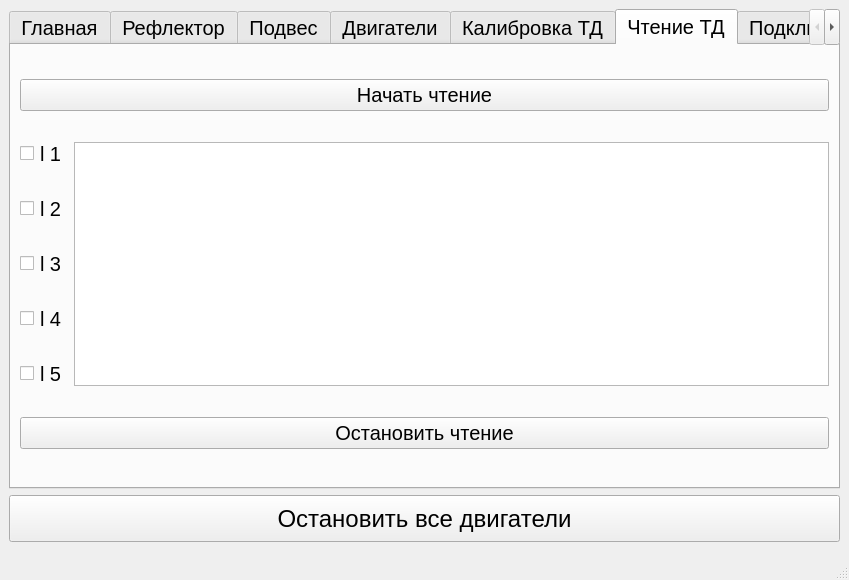
The window that _python_client/mainwindow.ui (qu-od/Hades) describes before a commit, drawn with Qt 5.
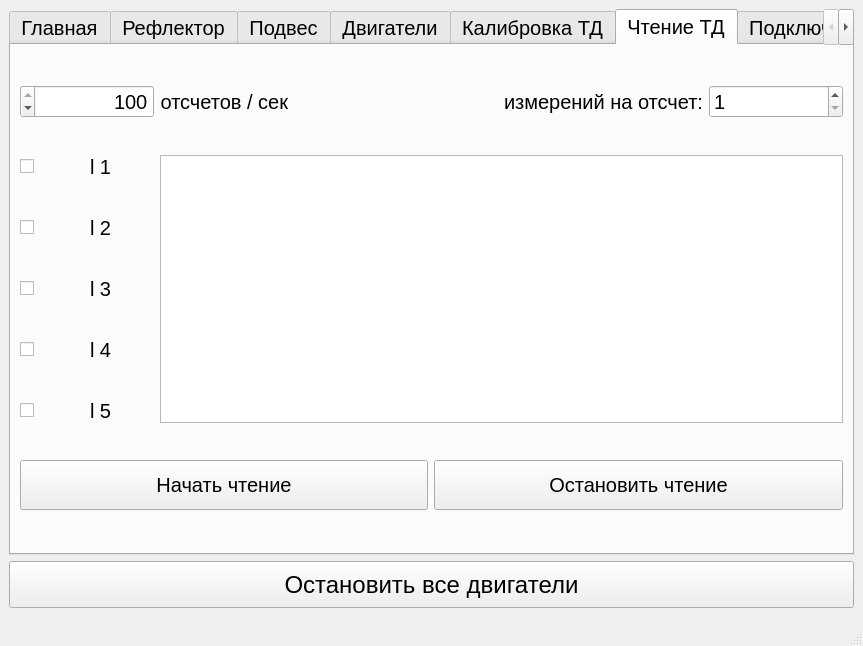
The same window after the commit. The open tabs and pages were chosen to show the change. Custom widgets are drawn as their Qt base class.

Commit message: multiple graphs on a graphwidget (v0.1 Supra)

Patch:
```diff
--- a/_python_client/mainwindow.ui
+++ b/_python_client/mainwindow.ui
@@ -6,8 +6,8 @@
    <rect>
     <x>0</x>
     <y>0</y>
-    <width>849</width>
-    <height>579</height>
+    <width>863</width>
+    <height>646</height>
    </rect>
   </property>
   <property name="font">
@@ -604,92 +604,156 @@
         <string>Чтение ТД</string>
        </attribute>
        <layout class="QGridLayout" name="gridLayout_18">
-        <item row="3" column="1">
-         <widget class="UnitsWidget" name="tenz_units_label_3">
+        <item row="0" column="2">
+         <widget class="QLabel" name="label_17">
           <property name="text">
-           <string>l 3</string>
+           <string>отсчетов / сек</string>
           </property>
-         </widget>
-        </item>
-        <item row="4" column="1">
-         <widget class="UnitsWidget" name="tenz_units_label_4">
-          <property name="text">
-           <string>l 4</string>
+          <property name="alignment">
+           <set>Qt::AlignRight|Qt::AlignTrailing|Qt::AlignVCenter</set>
           </property>
          </widget>
         </item>
-        <item row="1" column="0">
-         <widget class="QCheckBox" name="tenz_checkbox_1">
-          <property name="text">
-           <string/>
-          </property>
-         </widget>
-        </item>
-        <item row="5" column="0">
+        <item row="7" column="0">
          <widget class="QCheckBox" name="tenz_checkbox_5">
           <property name="text">
            <string/>
           </property>
          </widget>
         </item>
-        <item row="2" column="0">
-         <widget class="QCheckBox" name="tenz_checkbox_2">
-          <property name="text">
-           <string/>
-          </property>
-         </widget>
-        </item>
-        <item row="3" column="0">
+        <item row="5" column="0">
          <widget class="QCheckBox" name="tenz_checkbox_3">
           <property name="text">
            <string/>
           </property>
          </widget>
         </item>
-        <item row="4" column="0">
+        <item row="0" column="0" colspan="2">
+         <widget class="QSpinBox" name="sample_rate_spinbox">
+          <property name="layoutDirection">
+           <enum>Qt::RightToLeft</enum>
+          </property>
+          <property name="alignment">
+           <set>Qt::AlignRight|Qt::AlignTrailing|Qt::AlignVCenter</set>
+          </property>
+          <property name="minimum">
+           <number>1</number>
+          </property>
+          <property name="maximum">
+           <number>100</number>
+          </property>
+          <property name="value">
+           <number>100</number>
+          </property>
+         </widget>
+        </item>
+        <item row="8" column="5" colspan="5">
+         <widget class="QPushButton" name="tenz_stop_units_button">
+          <property name="minimumSize">
+           <size>
+            <width>0</width>
+            <height>50</height>
+           </size>
+          </property>
+          <property name="text">
+           <string>Остановить чтение</string>
+          </property>
+         </widget>
+        </item>
+        <item row="6" column="0">
          <widget class="QCheckBox" name="tenz_checkbox_4">
           <property name="text">
            <string/>
           </property>
          </widget>
         </item>
-        <item row="0" column="0" colspan="4">
+        <item row="3" column="2" rowspan="5" colspan="8">
+         <widget class="GraphWidget" name="units_graph_gview"/>
+        </item>
+        <item row="4" column="0">
+         <widget class="QCheckBox" name="tenz_checkbox_2">
+          <property name="text">
+           <string/>
+          </property>
+         </widget>
+        </item>
+        <item row="5" column="1">
+         <widget class="UnitsWidget" name="tenz_units_label_3">
+          <property name="text">
+           <string>l 3</string>
+          </property>
+         </widget>
+        </item>
+        <item row="8" column="0" colspan="5">
          <widget class="QPushButton" name="tenz_start_units_button">
+          <property name="minimumSize">
+           <size>
+            <width>0</width>
+            <height>50</height>
+           </size>
+          </property>
           <property name="text">
            <string>Начать чтение</string>
           </property>
          </widget>
         </item>
-        <item row="7" column="0" colspan="4">
-         <widget class="QPushButton" name="tenz_stop_units_button">
+        <item row="6" column="1">
+         <widget class="UnitsWidget" name="tenz_units_label_4">
           <property name="text">
-           <string>Остановить чтение</string>
+           <string>l 4</string>
           </property>
          </widget>
         </item>
-        <item row="1" column="1">
-         <widget class="UnitsWidget" name="tenz_units_label_1">
+        <item row="0" column="6" colspan="2">
+         <widget class="QLabel" name="label_16">
           <property name="text">
-           <string>l 1</string>
+           <string>измерений на отсчет:</string>
           </property>
+          <property name="alignment">
+           <set>Qt::AlignRight|Qt::AlignTrailing|Qt::AlignVCenter</set>
+          </property>
          </widget>
         </item>
-        <item row="2" column="1">
+        <item row="4" column="1">
          <widget class="UnitsWidget" name="tenz_units_label_2">
           <property name="text">
            <string>l 2</string>
           </property>
          </widget>
         </item>
-        <item row="5" column="1">
+        <item row="3" column="0">
+         <widget class="QCheckBox" name="tenz_checkbox_1">
+          <property name="text">
+           <string/>
+          </property>
+         </widget>
+        </item>
+        <item row="0" column="8" colspan="2">
+         <widget class="QSpinBox" name="oversampling_spinbox">
+          <property name="minimum">
+           <number>1</number>
+          </property>
+          <property name="maximum">
+           <number>30</number>
+          </property>
+          <property name="value">
+           <number>1</number>
+          </property>
+         </widget>
+        </item>
+        <item row="7" column="1">
          <widget class="UnitsWidget" name="tenz_units_label_5">
           <property name="text">
            <string>l 5</string>
           </property>
          </widget>
         </item>
-        <item row="1" column="3" rowspan="5">
-         <widget class="GraphWidget" name="units_graph_gview"/>
+        <item row="3" column="1">
+         <widget class="UnitsWidget" name="tenz_units_label_1">
+          <property name="text">
+           <string>l 1</string>
+          </property>
+         </widget>
         </item>
        </layout>
       </widget>
```
Left out of the diff: 184 changed lines with no effect on the pictures. The commit also changes 25 other files.
